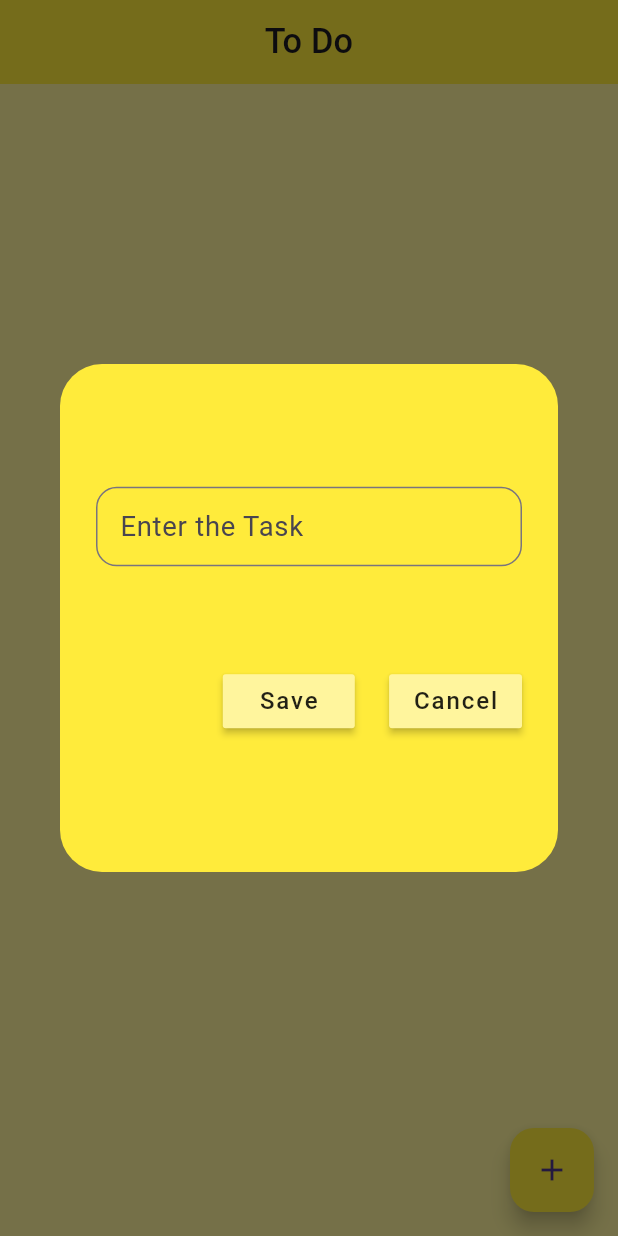
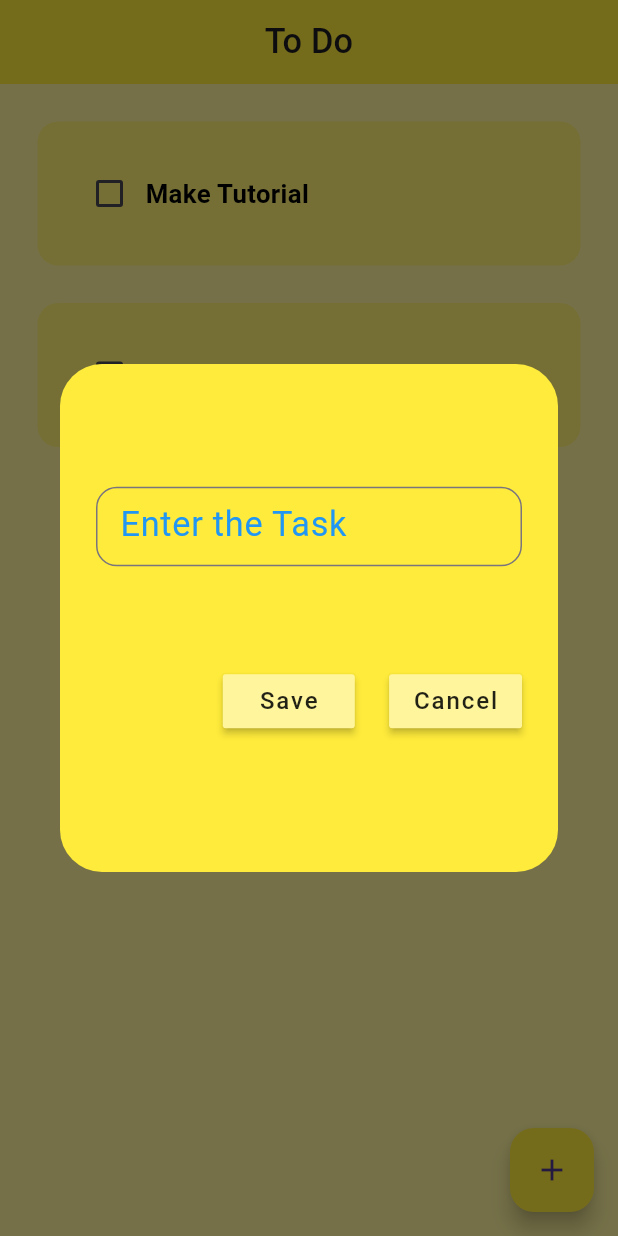
Before and after one commit to Gulshid/Flutter_developement, a Flutter app: the screen it shows after launch, after a tap on the "add" icon, on a phone screen of 412 x 824 dp. Run offline on Flutter 3.47's test engine with Material 3 defaults, Android fonts, the phone set to English and light mode, and no system bars; drawn by our look-alikes of flutter_slidable; our stand-ins replace animated_text_kit, curved_navigation_bar, flutter_screenutil, flutter_spinkit, google_fonts, hive and 3 more; accounts and stored records are empty.

Commit message:
update of to do App

```diff
--- a/flutter_dev/lib/Flutter_Api/Api_Tasks/Alert_dialoge.dart
+++ b/flutter_dev/lib/Flutter_Api/Api_Tasks/Alert_dialoge.dart
@@ -21,9 +21,10 @@ class Dialoge_box extends StatelessWidget {
           mainAxisAlignment: MainAxisAlignment.spaceEvenly,
           children: [
             TextField(
+              style: TextStyle(color: Colors.black),
               controller: controller,
               decoration: InputDecoration(
-                hintText: 'Enter the Task',
+                labelText: 'Enter the Task',labelStyle: TextStyle(fontSize: 20.sp,color: Colors.blue),
                 border: OutlineInputBorder(
                   borderRadius: BorderRadius.circular(12.r),
                 ),
--- a/flutter_dev/lib/Flutter_Api/Api_Tasks/hive_to_do.dart
+++ b/flutter_dev/lib/Flutter_Api/Api_Tasks/hive_to_do.dart
@@ -4,7 +4,7 @@ import 'package:flutter/material.dart';
 import 'package:flutter_dev/Flutter_Api/Api_Models/To_do_hive_model.dart';
 import 'package:flutter_dev/Flutter_Api/Api_Tasks/Alert_dialoge.dart';
 import 'package:flutter_dev/Flutter_Api/Api_Tasks/to_do_tile.dart';
-// import 'package:hive_flutter/hive_flutter.dart';
+import 'package:hive_flutter/hive_flutter.dart';
 // import 'package:hive/hive.dart';
 
 class To_do extends StatefulWidget {
@@ -16,16 +16,23 @@ class To_do extends StatefulWidget {
 
 class _To_doState extends State<To_do> {
   //reference the hive database box
-  // final _box = Hive.box('to do');
+  final _box = Hive.box('to do');
   //list of to do task
   to_do_model db = to_do_model();
-  //text controller
-
-  @override
+  void initState() {
+    if (_box.get('to do List') == null) {
+      db.create_initial_data();
+    }
+    else{
+        db.load_data();
+    }
+    super.initState();
+  }
 
 
-  // ignore: override_on_non_overriding_member
+  //text controller
   final _controller = TextEditingController();
+
   //function for checkbox
   void Check_Box_change(bool? value, int index) {
     setState(() {
--- a/flutter_dev/lib/Flutter_Api/Api_Tasks/to_do_tile.dart
+++ b/flutter_dev/lib/Flutter_Api/Api_Tasks/to_do_tile.dart
@@ -19,7 +19,7 @@ class to_do_Tile extends StatelessWidget {
           motion: StretchMotion(),
           children: [
                 SlidableAction(onPressed: delete_function,
-                icon: Icons.delete,
+               icon:Icons.delete,
                 backgroundColor: Colors.red,
                 borderRadius: BorderRadius.circular(12.r),)
           ],),
@@ -35,7 +35,11 @@ class to_do_Tile extends StatelessWidget {
               Checkbox(value: task_completed,
                onChanged: onChanged,
               activeColor: Colors.blue,),
-              Text(task_name,style: TextStyle(decoration:task_completed? TextDecoration.lineThrough:TextDecoration.none),),
+              Text(task_name,style: TextStyle(
+                color:Colors.black,
+                fontSize: 15.sp,
+                fontWeight: FontWeight.bold,
+                decoration:task_completed? TextDecoration.lineThrough:TextDecoration.none),),
             ],
           ),
         ),
--- a/flutter_dev/lib/main.dart
+++ b/flutter_dev/lib/main.dart
@@ -1,15 +1,14 @@
 import 'package:flutter/material.dart';
 // ignore: unnecessary_import
 import 'package:flutter/cupertino.dart';
-import 'package:flutter_dev/Flutter_Api/Api_Models/To_do_hive_model.dart';
-// import 'package:flutter_dev/Flutter_Api/Api_Models/Hive_notes_model.dart';
-// import 'package:flutter_dev/Flutter_Api/Api_Tasks/Hive_.dart';
 import 'package:flutter_dev/Flutter_Api/Api_Tasks/hive_to_do.dart';
+// import 'package:flutter_dev/Flutter_Api/Api_Tasks/hive_to_do.dart';
+
 import 'package:flutter_screenutil/flutter_screenutil.dart';
 import 'package:hive_flutter/adapters.dart';
 // import 'package:path_provider/path_provider.dart';
-// ignore: unnecessary_import
 import 'package:hive/hive.dart';
+// import 'package:path_provider/path_provider.dart';
 
 void main() async {
   //for hive database
@@ -37,22 +36,11 @@ void main() async {
   // await Hive.openBox<notes_1>('notes');
 
   //to do app and  Hive database
-
-  to_do_model db = to_do_model();
-
   await Hive.initFlutter();
   var box = await Hive.openBox('to do');
-  // ignore: unused_element
-  void initState() {
-    if (box.get('to do List') == null) {
-      db.create_initial_data();
+  Hive.init(box.path);
 
-    }
-    else{
-        db.load_data();
-    }
-    // super.initState();
-  }
+
   runApp(const MyApp());
 }
 
```
